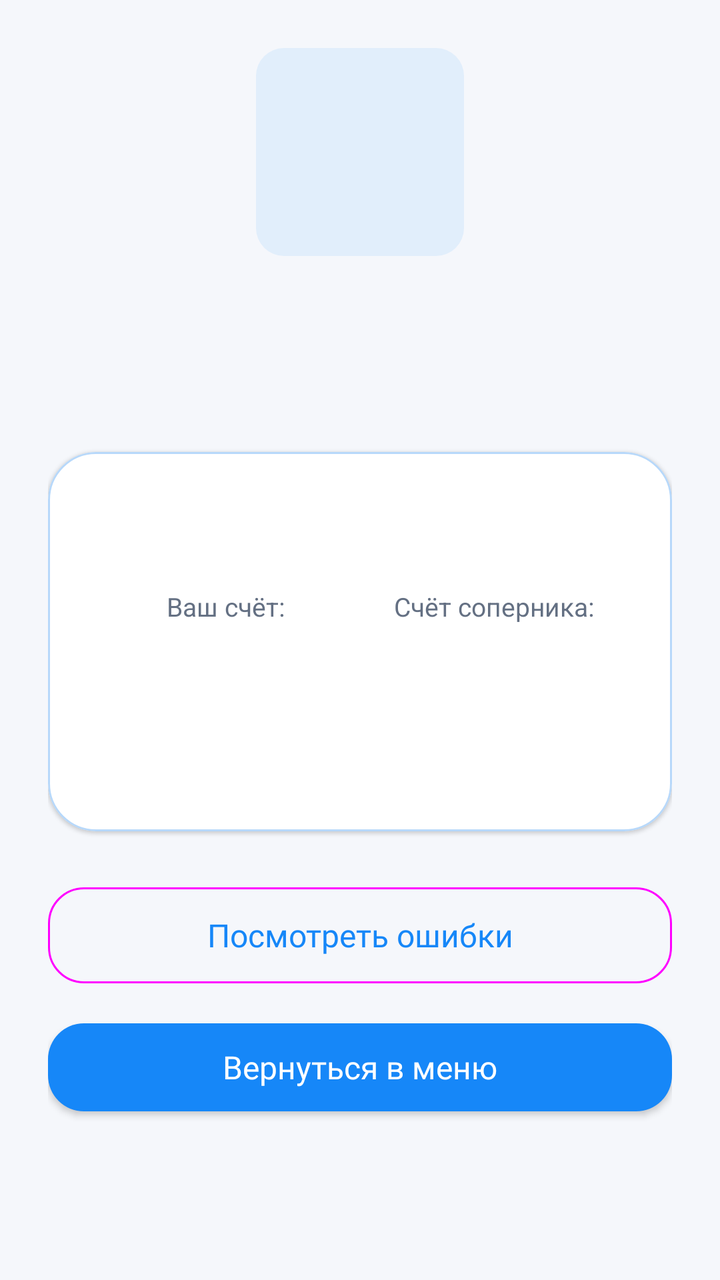
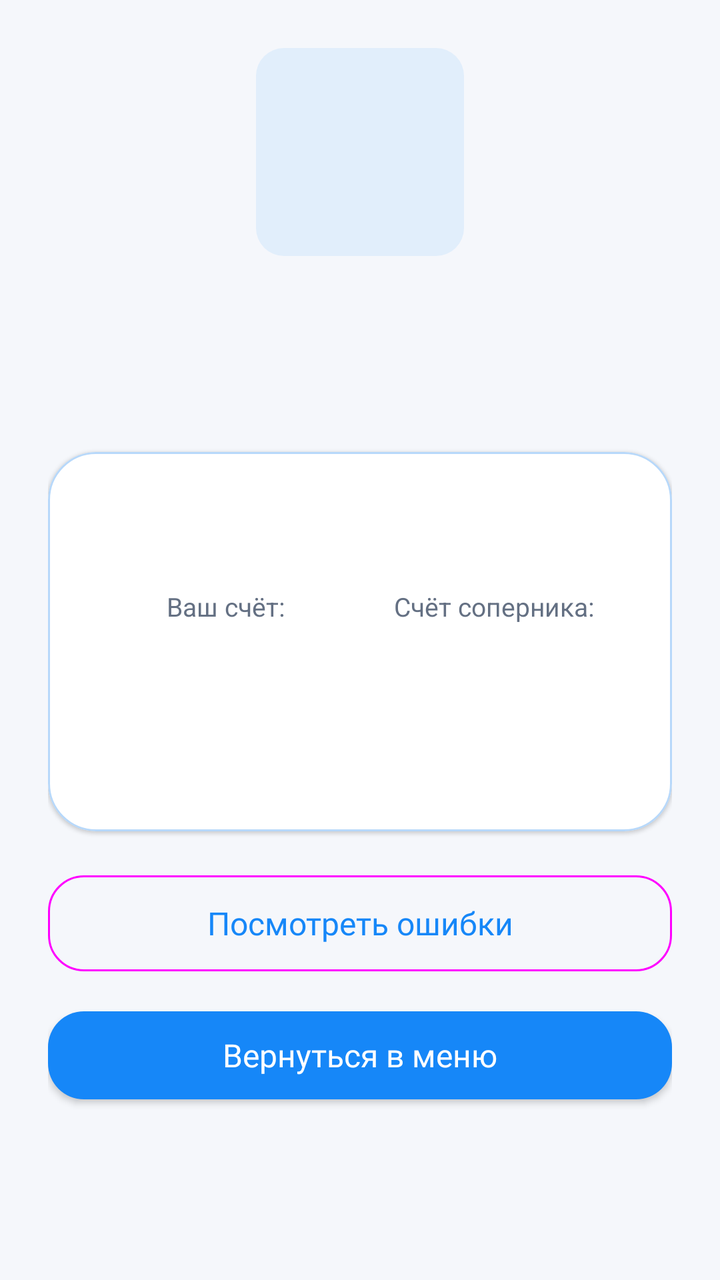

Two renders of the same Android screen: before a commit and after it. Below are the layout's source before the change and the commit's diff.
<!-- AndroidManifest.xml: application theme Theme.Duelingo -->
<!-- res/layout/activity_duel_results.xml -->
<?xml version="1.0" encoding="utf-8"?>
<ScrollView xmlns:android="http://schemas.android.com/apk/res/android"
    xmlns:app="http://schemas.android.com/apk/res-auto"
    android:layout_width="match_parent"
    android:layout_height="match_parent"
    android:background="?attr/backgroundColor"
    android:fillViewport="true">

    <LinearLayout
        android:layout_width="match_parent"
        android:layout_height="wrap_content"
        android:gravity="center_horizontal"
        android:orientation="vertical"
        android:padding="24dp">

        <ImageView
            android:id="@+id/tvResultIcon"
            android:layout_width="104dp"
            android:layout_height="104dp"
            android:background="@drawable/bg_feature_icon"
            android:contentDescription="@null"
            android:padding="24dp" />

        <TextView
            android:id="@+id/tvResultsTitle"
            android:layout_width="match_parent"
            android:layout_height="wrap_content"
            android:gravity="center"
            android:textColor="?attr/textColor"
            android:textSize="30sp"
            android:textStyle="bold" />

        <TextView
            android:id="@+id/tvResultMessage"
            android:layout_width="match_parent"
            android:layout_height="wrap_content"
            android:layout_marginTop="8dp"
            android:gravity="center"
            android:textColor="?attr/secondaryTextColor"
            android:textSize="16sp" />

        <com.google.android.material.card.MaterialCardView
            android:layout_width="match_parent"
            android:layout_height="wrap_content"
            android:layout_marginTop="28dp"
            app:cardBackgroundColor="?attr/cardBackgroundColor"
            app:cardCornerRadius="24dp"
            app:strokeColor="@color/word_chip_stroke"
            app:strokeWidth="1dp">

            <LinearLayout
                android:layout_width="match_parent"
                android:layout_height="wrap_content"
                android:orientation="vertical"
                android:padding="22dp">

                <TextView
                    android:id="@+id/tvOpponentName"
                    android:layout_width="match_parent"
                    android:layout_height="wrap_content"
                    android:gravity="center"
                    android:textColor="?attr/textColor"
                    android:textSize="18sp"
                    android:textStyle="bold" />

                <LinearLayout
                    android:layout_width="match_parent"
                    android:layout_height="wrap_content"
                    android:layout_marginTop="22dp"
                    android:gravity="center"
                    android:orientation="horizontal"
                    android:weightSum="2">

                    <LinearLayout android:layout_width="0dp" android:layout_height="wrap_content" android:layout_weight="1" android:gravity="center" android:orientation="vertical">
                        <TextView android:layout_width="wrap_content" android:layout_height="wrap_content" android:text="@string/your_score" android:textColor="?attr/secondaryTextColor" android:textSize="13sp" />
                        <TextView android:id="@+id/tvYourScore" android:layout_width="wrap_content" android:layout_height="wrap_content" android:layout_marginTop="4dp" android:textColor="@color/blue_primary" android:textSize="28sp" android:textStyle="bold" />
                    </LinearLayout>

                    <LinearLayout android:layout_width="0dp" android:layout_height="wrap_content" android:layout_weight="1" android:gravity="center" android:orientation="vertical">
                        <TextView android:layout_width="wrap_content" android:layout_height="wrap_content" android:text="@string/opponent_score" android:textColor="?attr/secondaryTextColor" android:textSize="13sp" />
                        <TextView android:id="@+id/tvOpponentScore" android:layout_width="wrap_content" android:layout_height="wrap_content" android:layout_marginTop="4dp" android:textColor="?attr/textColor" android:textSize="28sp" android:textStyle="bold" />
                    </LinearLayout>
                </LinearLayout>

                <TextView
                    android:id="@+id/tvTimeSpent"
                    android:layout_width="match_parent"
                    android:layout_height="wrap_content"
                    android:layout_marginTop="20dp"
                    android:gravity="center"
                    android:textColor="?attr/secondaryTextColor"
                    android:textSize="15sp" />
            </LinearLayout>
        </com.google.android.material.card.MaterialCardView>

        <com.google.android.material.button.MaterialButton
            android:id="@+id/btnReview"
            style="@style/Widget.Material3.Button.OutlinedButton"
            android:layout_width="match_parent"
            android:layout_height="56dp"
            android:layout_marginTop="24dp"
            android:text="@string/duel_review_mistakes"
            android:textAllCaps="false"
            android:textSize="16sp"
            app:cornerRadius="18dp" />

        <com.google.android.material.button.MaterialButton
            android:id="@+id/btnFinish"
            android:layout_width="match_parent"
            android:layout_height="56dp"
            android:layout_marginTop="10dp"
            android:text="@string/back_to_menu"
            android:textAllCaps="false"
            android:textSize="16sp"
            app:cornerRadius="18dp" />
    </LinearLayout>
</ScrollView>
<!-- resources referenced by this layout -->
<resources>
  <color name="blue_primary">#1687F8</color>
  <color name="word_chip_stroke">#B7D8FA</color>
  <!-- drawable bg_feature_icon (drawable) -->
  <shape xmlns:android="http://schemas.android.com/apk/res/android" android:shape="rectangle">
      <solid android:color="#161687F8" />
      <corners android:radius="14dp" />
  </shape>
  <string name="back_to_menu">Вернуться в меню</string>
  <string name="duel_review_mistakes">Посмотреть ошибки</string>
  <string name="opponent_score">Счёт соперника:</string>
  <string name="your_score">Ваш счёт:</string>
  <style name="Theme.Duelingo" parent="Theme.MaterialComponents.DayNight.NoActionBar">
                  <item name="colorPrimary">@color/blue_primary</item>
                  <item name="colorPrimaryVariant">@color/blue_primary</item>
                  <item name="colorOnPrimary">@color/white</item>
                  <item name="colorSecondary">@color/blue_primary</item>
                  <item name="colorSecondaryVariant">@color/blue_primary</item>
                  <item name="colorOnSecondary">@color/black</item>
                  <item name="android:statusBarColor">?attr/backgroundColor</item>
                  <item name="android:windowLightStatusBar">?attr/isLightTheme</item>
  
                  
                  <item name="backgroundColor">@color/background_light</item>
                  <item name="textColor">@color/text_color_light</item>
                  <item name="secondaryTextColor">@color/secondary_text_light</item>
                  <item name="cardBackgroundColor">@color/surface_light</item>
                  <item name="colorSurface">@color/surface_light</item>
                  <item name="colorOnSurface">@color/text_color_light</item>
                  <item name="dividerColor">@color/gray_light</item>
                  <item name="materialButtonStyle">@style/DuelRush.MaterialButton</item>
          </style>
  <color name="white">#FFFFFFFF</color>
  <color name="black">#FF000000</color>
  <color name="background_light">#F5F7FB</color>
  <color name="text_color_light">#18202B</color>
  <color name="secondary_text_light">#647083</color>
  <color name="surface_light">#FFFFFF</color>
  <color name="gray_light">#B3B3B3</color>
  <style name="DuelRush.MaterialButton" parent="Widget.MaterialComponents.Button">
          <item name="android:textSize">16sp</item>
          <item name="android:minHeight">48dp</item>
          <item name="android:textAllCaps">false</item>
          <item name="android:letterSpacing">0</item>
          <item name="android:fontFamily">@font/open_sans_medium</item>
      </style>
</resources>

<!-- the commit's change to res/layout/activity_duel_results.xml (unified diff, before → after) -->
@@ -93,12 +93,75 @@
             </LinearLayout>
         </com.google.android.material.card.MaterialCardView>
 
+        <com.google.android.material.card.MaterialCardView
+            android:id="@+id/rewardCard"
+            android:layout_width="match_parent"
+            android:layout_height="wrap_content"
+            android:layout_marginTop="14dp"
+            android:visibility="gone"
+            app:cardBackgroundColor="?attr/cardBackgroundColor"
+            app:cardCornerRadius="20dp"
+            app:strokeColor="@color/word_chip_stroke"
+            app:strokeWidth="1dp">
+
+            <LinearLayout
+                android:layout_width="match_parent"
+                android:layout_height="wrap_content"
+                android:gravity="center_vertical"
+                android:orientation="horizontal"
+                android:padding="16dp">
+
+                <ImageView
+                    android:id="@+id/rewardLeagueIcon"
+                    android:layout_width="48dp"
+                    android:layout_height="48dp"
+                    android:contentDescription="@null" />
+
+                <LinearLayout
+                    android:layout_width="0dp"
+                    android:layout_height="wrap_content"
+                    android:layout_marginStart="12dp"
+                    android:layout_weight="1"
+                    android:orientation="vertical">
+
+                    <TextView
+                        android:id="@+id/rewardTitle"
+                        android:layout_width="match_parent"
+                        android:layout_height="wrap_content"
+                        android:text="@string/duel_rewards_title"
+                        android:textColor="?attr/textColor"
+                        android:textSize="15sp"
+                        android:textStyle="bold" />
+
+                    <LinearLayout android:layout_width="match_parent" android:layout_height="wrap_content" android:layout_marginTop="5dp" android:orientation="horizontal">
+                        <TextView android:id="@+id/goldRewardText" android:layout_width="wrap_content" android:layout_height="wrap_content" android:textColor="@color/gold" android:textSize="14sp" android:textStyle="bold" />
+                        <TextView android:id="@+id/ratingRewardText" android:layout_width="wrap_content" android:layout_height="wrap_content" android:layout_marginStart="14dp" android:textColor="@color/blue_primary" android:textSize="14sp" android:textStyle="bold" />
+                    </LinearLayout>
+
+                    <TextView android:id="@+id/rewardLeagueText" android:layout_width="match_parent" android:layout_height="wrap_content" android:layout_marginTop="4dp" android:textColor="?attr/secondaryTextColor" android:textSize="13sp" />
+                </LinearLayout>
+            </LinearLayout>
+        </com.google.android.material.card.MaterialCardView>
+
+        <TextView
+            android:id="@+id/friendlyRewardNotice"
+            android:layout_width="match_parent"
+            android:layout_height="wrap_content"
+            android:layout_marginTop="14dp"
+            android:background="@drawable/bg_feature_icon"
+            android:gravity="center"
+            android:padding="14dp"
+            android:text="@string/friendly_duel_free"
+            android:textColor="?attr/secondaryTextColor"
+            android:textSize="14sp"
+            android:visibility="gone" />
+
         <com.google.android.material.button.MaterialButton
             android:id="@+id/btnReview"
             style="@style/Widget.Material3.Button.OutlinedButton"
             android:layout_width="match_parent"
             android:layout_height="56dp"
-            android:layout_marginTop="24dp"
+            android:layout_marginTop="18dp"
             android:text="@string/duel_review_mistakes"
             android:textAllCaps="false"
             android:textSize="16sp"
<!-- resource entries referenced after the edit -->
@@ -1,6 +1,7 @@
 <!-- resources referenced by this layout -->
 <resources>
   <color name="blue_primary">#1687F8</color>
+  <color name="gold">#FFD700</color>
   <color name="word_chip_stroke">#B7D8FA</color>
   <!-- drawable bg_feature_icon (drawable) -->
   <shape xmlns:android="http://schemas.android.com/apk/res/android" android:shape="rectangle">
@@ -9,6 +10,8 @@
   </shape>
   <string name="back_to_menu">Вернуться в меню</string>
   <string name="duel_review_mistakes">Посмотреть ошибки</string>
+  <string name="duel_rewards_title">Награды рейтинговой дуэли</string>
+  <string name="friendly_duel_free">Дружеская дуэль · бесплатно · без изменения рейтинга</string>
   <string name="opponent_score">Счёт соперника:</string>
   <string name="your_score">Ваш счёт:</string>
   <style name="Theme.Duelingo" parent="Theme.MaterialComponents.DayNight.NoActionBar">
